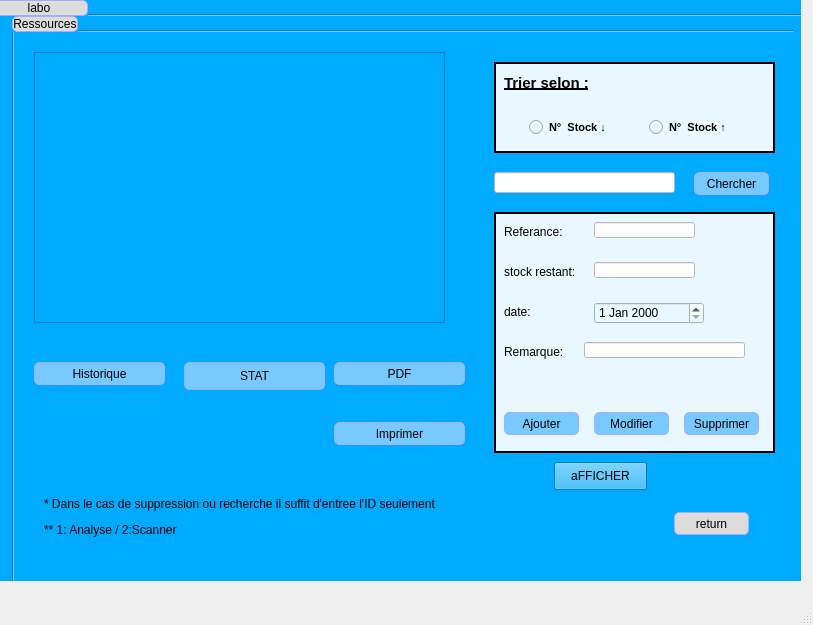
Qt form mainwindow.ui (arijhajji-1/E-Health_2A2) before a commit.
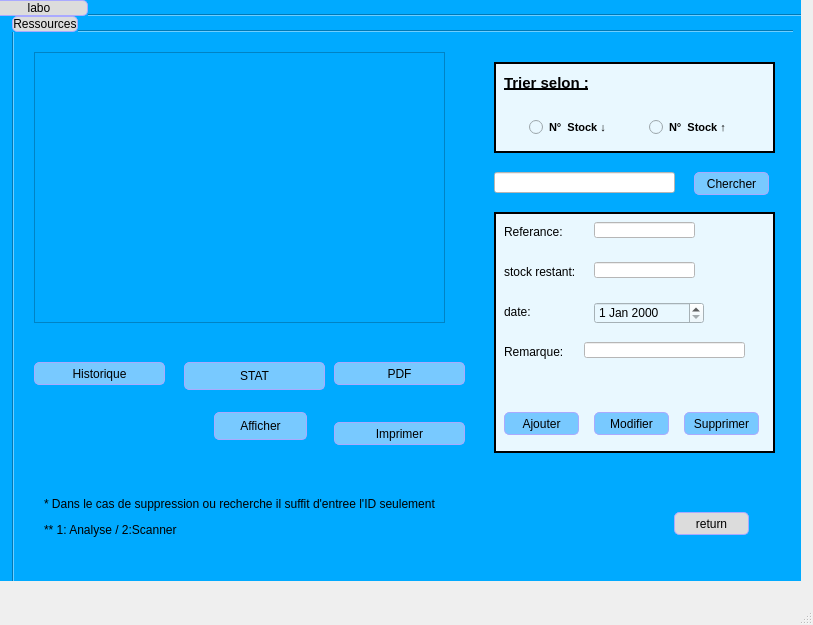
The same form after that commit.

Patch:
```diff
--- a/mainwindow.ui
+++ b/mainwindow.ui
@@ -5234,14 +5234,29 @@
            <widget class="QPushButton" name="pushButton_78">
             <property name="geometry">
              <rect>
-              <x>540</x>
-              <y>430</y>
+              <x>200</x>
+              <y>380</y>
               <width>93</width>
               <height>28</height>
              </rect>
             </property>
+            <property name="styleSheet">
+             <string notr="true">QPushButton:checked {
+    background-color: qlineargradient(spread:pad, x1:0, y1:0, x2:0, y2:1,   stop:0 rgb(120, 201, 255), stop:1 rgb(120, 0, 255))
+}
+
+QPushButton:hover {
+
+	background-color: rgb(170, 255, 255);
+}
+QPushButton {
+     background-color: rgb(120, 201, 255); border: 1px solid black;
+	border-color: rgb(170, 170, 255);
+     border-radius: 5px;
+}</string>
+            </property>
             <property name="text">
-             <string>aFFICHER</string>
+             <string>Afficher</string>
             </property>
            </widget>
           </widget>
```
